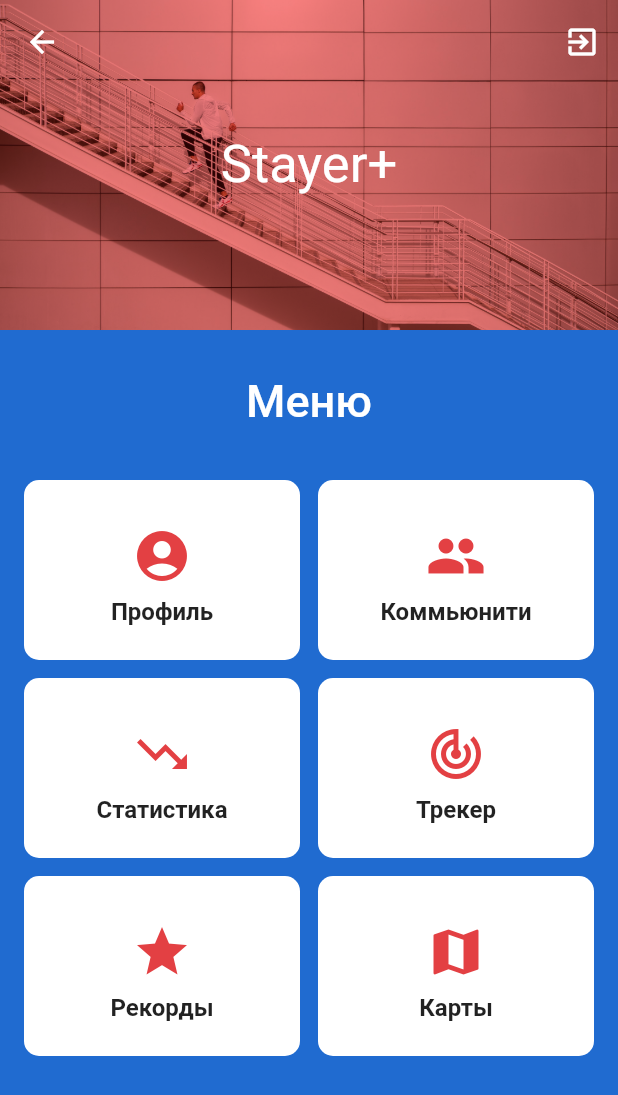
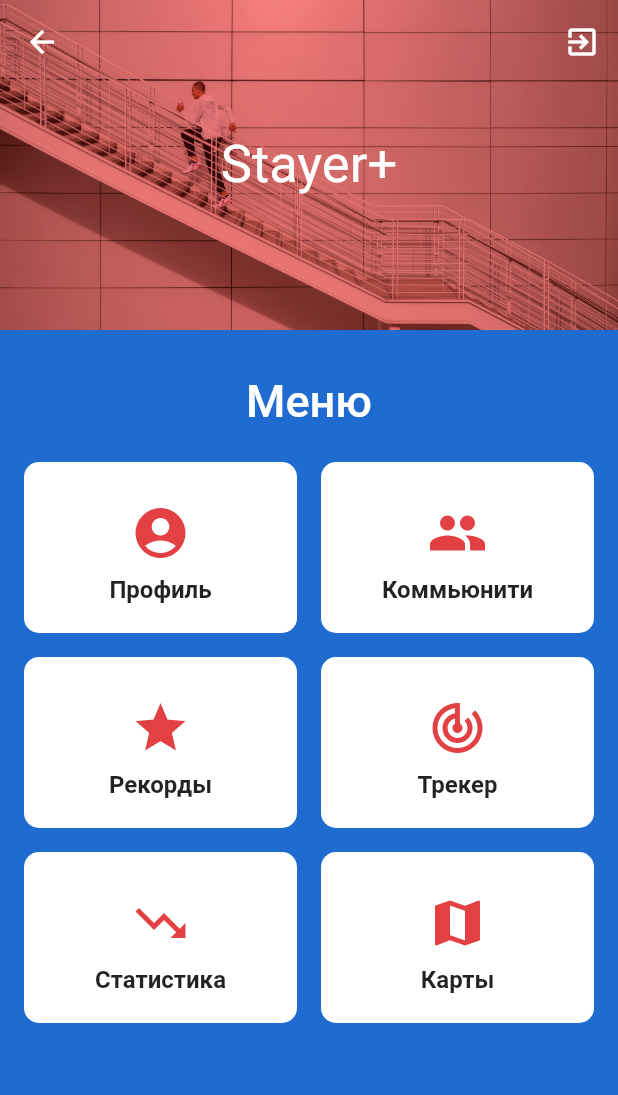
Before and after one commit to 4ak4ak/stayerplusuib, a Flutter app: the Dashboard screen opened by its route, on a phone screen of 412 x 824 dp. Shown: the top 1095 px of the screen. Run offline on Flutter 3.47's test engine with Material 2 defaults, Android fonts, the phone set to English and light mode, and no system bars; our stand-ins replace cloud_firestore, firebase_auth, font_awesome_flutter, google_maps_flutter, google_sign_in, modal_progress_hud and 2 more; missing offline and left inert: flutter_alert, flutter_background_geolocation, flutter_sparkline, flutter_webview_plugin; accounts and stored records are empty.

Commit message:
redesigned auth page; fixed dashbord items scrolling.

```diff
--- a/lib/homepage.dart
+++ b/lib/homepage.dart
@@ -2,6 +2,7 @@
 import 'package:flutter/material.dart';
 import 'package:firebase_auth/firebase_auth.dart';
 import 'package:flutter_staggered_grid_view/flutter_staggered_grid_view.dart';
+import 'package:flutter_webview_plugin/flutter_webview_plugin.dart';
 
 class Dashboard extends StatefulWidget {
   @override
@@ -118,62 +119,126 @@ class _DashboardState extends State<Dashboard> {
                 ),
               ),
             ),
-            SliverFillRemaining(
-              child: StaggeredGridView.count (
-                crossAxisCount: 2,
-                crossAxisSpacing: 12.0,
-                mainAxisSpacing: 12.0,
-              padding: EdgeInsets.symmetric(horizontal: 16.0, vertical: 20.0),
+            SliverList(
+              delegate: SliverChildListDelegate(<Widget>[
+                _getItems(),
+              ]),
+            ),
+          ]),
+    );
+  }
+
+  _getItems() {
+    final widgets = List<Widget>();
+
+    widgets.add(
+        Container(
+          padding: EdgeInsets.symmetric(horizontal: 16, vertical: 8),
+          width: double.infinity,
+          height: 130,
+          child: Row(
             children: <Widget>[
-                InkWell(
+              Expanded(
+                child: InkWell(
                   onTap: (){
                     Navigator.of(context).pushNamed('/profile');
                   },
                   child: items(
                       Icons.account_circle, "Профиль"),
                 ),
-                InkWell(
+              ),
+              SizedBox(width: 16,),
+              Expanded(
+                child: InkWell(
                   onTap: (){
                     Navigator.of(context).pushNamed('/community');
                   },
                   child: items(Icons.group, "Коммьюнити"),
                 ),
-                InkWell(
+              ),
+            ],
+          ),
+        )
+    );
+
+    widgets.add(
+        Container(
+          padding: EdgeInsets.symmetric(horizontal: 16, vertical: 8),
+          width: double.infinity,
+          height: 130,
+          child: Row(
+            children: <Widget>[
+              Expanded(
+                child: InkWell(
+                  onTap: (){
+                    Navigator.of(context).pushNamed('/record');
+                  },
+                  child: items(Icons.star, "Рекорды"),
+                ),
+              ),
+              SizedBox(width: 16,),
+              Expanded(
+                child: InkWell(
+                  onTap: (){
+                    Navigator.of(context).pushNamed('/trecker');
+                  },
+                  child: items(Icons.track_changes, "Трекер"),
+                ),
+              ),
+            ],
+          ),
+        )
+    );
+
+    widgets.add(
+        Container(
+          padding: EdgeInsets.symmetric(horizontal: 16, vertical: 8),
+          width: double.infinity,
+          height: 130,
+          child: Row(
+            children: <Widget>[
+              Expanded(
+                child: InkWell(
                   onTap: (){
                     Navigator.of(context).pushNamed('/statistic');
                   },
                   child:  items(Icons.trending_down, "Статистика"),
                 ),
-                InkWell(
+              ),
+              SizedBox(width: 16,),
+              Expanded(
+                child: InkWell(
                   onTap: (){
-                    Navigator.of(context).pushNamed('/trecker');
-                },
-                child: items(Icons.track_changes, "Трекер"),
-                ),
-                InkWell(
-                  onTap: (){
-                    Navigator.of(context).pushNamed('/record');
-                },
-                child: items(Icons.star, "Рекорды"),
-                ),
-                InkWell(
-                  onTap: (){
-                    Navigator.of(context).pushNamed('/map');
+                    _openMap();
                   },
                   child: items(Icons.map, "Карты"),
-                )
-              ],
-              staggeredTiles: [
-                StaggeredTile.extent(1, 120.0),
-                StaggeredTile.extent(1, 120.0),
-                StaggeredTile.extent(1, 120.0),
-                StaggeredTile.extent(1, 120.0),
-                StaggeredTile.extent(1, 120.0),
-                StaggeredTile.extent(1, 120.0),
+                ),
+              ),
             ],
           ),
+        )
+    );
+
+    return Container(
+      child: Column(
+        children: widgets,
       ),
-          ]),
     );
   }
+
+  _openMap() {
+    Navigator.of(context).push(new MaterialPageRoute<Null>(
+        builder: (BuildContext context) {
+          return WebviewScaffold(
+            url: 'https://airkaz.org/index.php',
+            appBar: new AppBar(
+              title: const Text('Карта'),
+            ),
+            withZoom: true,
+            withLocalStorage: true,
+            hidden: true,
+          );
+        },
+        fullscreenDialog: true));
   }
+}
--- a/pubspec.yaml
+++ b/pubspec.yaml
@@ -25,6 +25,7 @@ dependencies:
   flutter_background_geolocation: ^1.0.8
   flutter_alert: ^0.4.0
   background_fetch: '^0.2.0'
+  flutter_webview_plugin: ^0.3.3
 
   # The following adds the Cupertino Icons font to your application.
   # Use with the CupertinoIcons class for iOS style icons.
@@ -56,7 +57,7 @@ flutter:
   #  - images/a_dot_ham.jpeg
   assets:
     - assets/menuBack.jpg
-    - assets/background.png
+    - assets/background.jpg
 
   fonts:
   - family: RobotoMono
```
Also changed, not shown: lib/main.dart (+102 -44 lines), assets/background.jpg (added), assets/background.png (deleted), 1 other file. Lines whose indentation alone changed are shown as unchanged.
